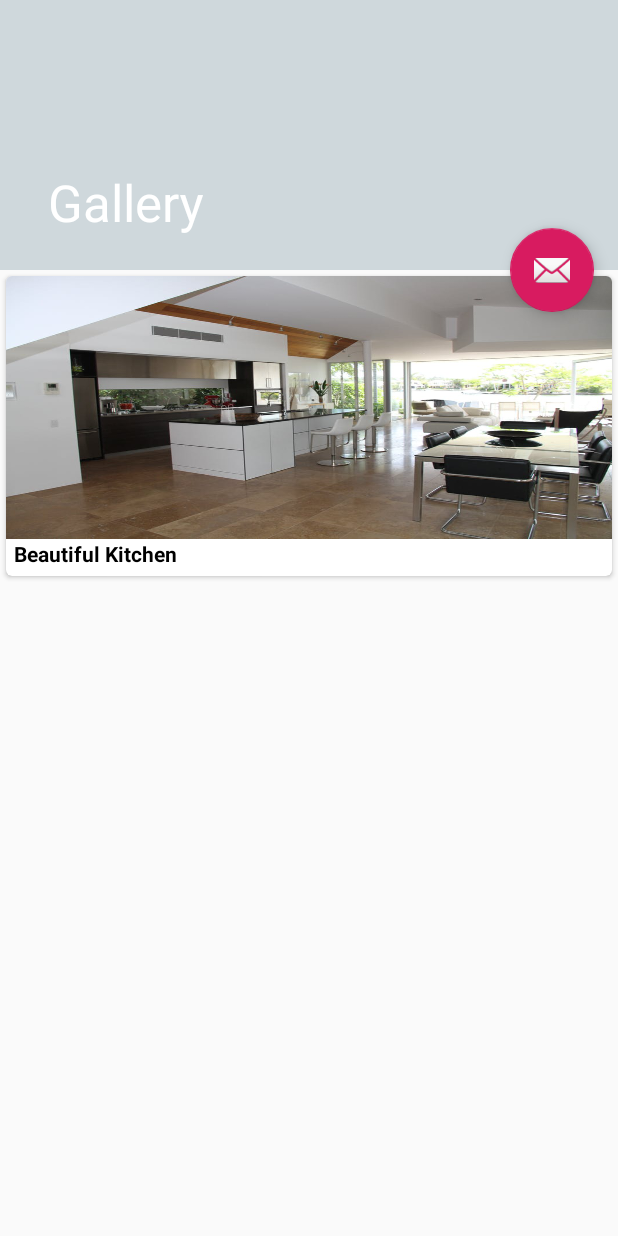
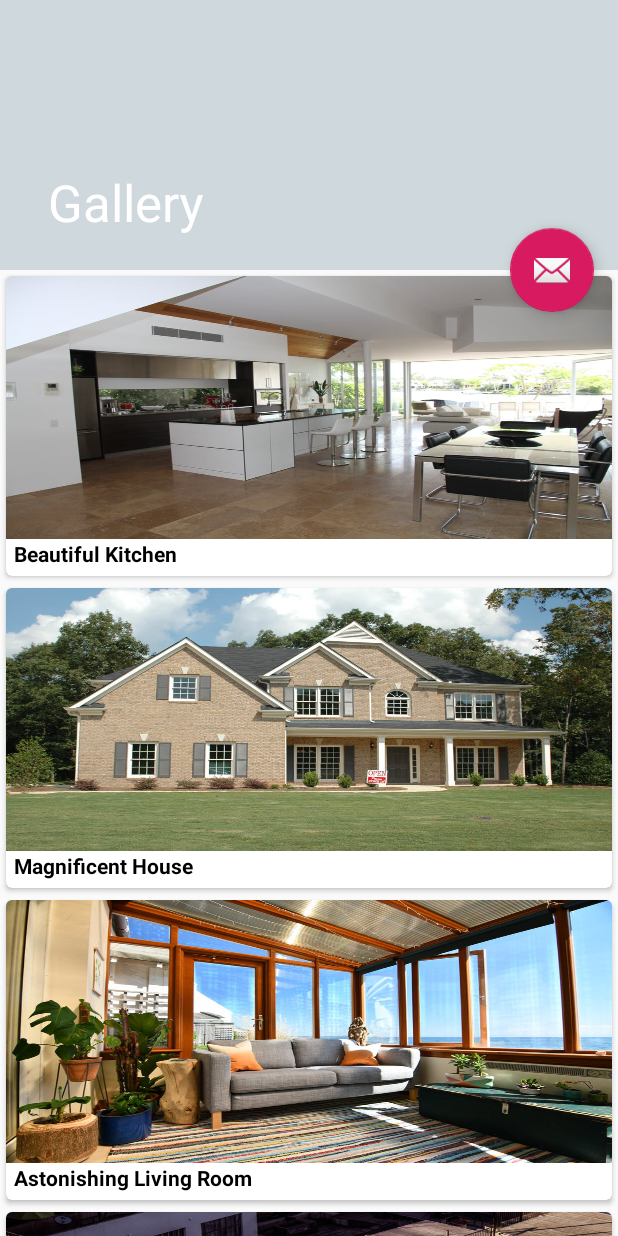
Before and after one commit to FullFrontal92/aRealEstate, an Android app: the Gallery screen opened directly, with no data from a screen before it, on a phone screen of 412 x 824 dp. Run offline under Robolectric (Android 15) with nearby library versions, the phone set to English and light mode, and no system bars.

Commit message:
moving on

```diff
--- a/app/src/main/AndroidManifest.xml
+++ b/app/src/main/AndroidManifest.xml
@@ -26,7 +26,8 @@
         <activity
             android:name=".Gallery"
             android:label="@string/title_activity_gallery"
-            android:theme="@style/AppTheme.NoActionBar"></activity>
+            android:theme="@style/AppTheme.NoActionBar" />
+        <activity android:name=".ContactUs"></activity>
     </application>
 
 </manifest>
--- a/app/src/main/java/com/example/adambenyahia/podbuilders/Navigation.java
+++ b/app/src/main/java/com/example/adambenyahia/podbuilders/Navigation.java
@@ -1,5 +1,6 @@
 package com.example.adambenyahia.podbuilders;
 
+import android.content.Intent;
 import android.os.Bundle;
 import android.support.design.widget.FloatingActionButton;
 import android.support.design.widget.Snackbar;
@@ -81,12 +82,15 @@ public class Navigation extends AppCompatActivity
         int id = item.getItemId();
 
         if (id == R.id.view_gallery) {
-            // Handle the camera action
+            Intent intent = new Intent(this,Gallery.class);
+            startActivity(intent);
         } else if (id == R.id.our_locations) {
 
         } else if (id == R.id.testimonials) {
 
         } else if (id == R.id.contact) {
+            Intent intent = new Intent(this,ContactUs.class);
+            startActivity(intent);
 
         } else if (id == R.id.nav_share) {
 
--- a/app/src/main/res/layout/content_gallery.xml
+++ b/app/src/main/res/layout/content_gallery.xml
@@ -48,6 +48,110 @@
 
         </android.support.v7.widget.CardView>
 
+        <android.support.v7.widget.CardView
+
+            xmlns:android="http://schemas.android.com/apk/res/android"
+            xmlns:card_view="http://schemas.android.com/apk/res-auto"
+            android:id="@+id/card2"
+            android:layout_width="match_parent"
+            android:layout_height="200dp"
+            android:layout_margin="4dp"
+            card_view:cardCornerRadius="4dp">
+
+            <LinearLayout
+                android:layout_width="match_parent"
+                android:layout_height="match_parent"
+                android:orientation="vertical">
+
+                <ImageView
+                    android:layout_width="match_parent"
+                    android:layout_height="0dp"
+                    android:layout_weight="1.0"
+                    android:background="@drawable/house_one"
+                    android:scaleType="centerCrop" />
+
+                <TextView
+                    android:layout_width="match_parent"
+                    android:layout_height="wrap_content"
+                    android:text="Magnificent House"
+                    android:textColor="#000000"
+                    android:textStyle="bold"
+                    android:layout_marginLeft="5dp"
+                    android:layout_marginBottom="5dp"/>
+
+            </LinearLayout>
+
+        </android.support.v7.widget.CardView>
+
+        <android.support.v7.widget.CardView
+
+            xmlns:android="http://schemas.android.com/apk/res/android"
+            xmlns:card_view="http://schemas.android.com/apk/res-auto"
+            android:id="@+id/card3"
+            android:layout_width="match_parent"
+            android:layout_height="200dp"
+            android:layout_margin="4dp"
+            card_view:cardCornerRadius="4dp">
+
+            <LinearLayout
+                android:layout_width="match_parent"
+                android:layout_height="match_parent"
+                android:orientation="vertical">
+
+                <ImageView
+                    android:layout_width="match_parent"
+                    android:layout_height="0dp"
+                    android:layout_weight="1.0"
+                    android:background="@drawable/salon"
+                    android:scaleType="centerCrop" />
+
+                <TextView
+                    android:layout_width="match_parent"
+                    android:layout_height="wrap_content"
+                    android:text="Astonishing Living Room"
+                    android:textColor="#000000"
+                    android:textStyle="bold"
+                    android:layout_marginLeft="5dp"
+                    android:layout_marginBottom="5dp"/>
+
+            </LinearLayout>
+
+        </android.support.v7.widget.CardView>
+
+        <android.support.v7.widget.CardView
+
+            xmlns:android="http://schemas.android.com/apk/res/android"
+            xmlns:card_view="http://schemas.android.com/apk/res-auto"
+            android:id="@+id/card4"
+            android:layout_width="match_parent"
+            android:layout_height="200dp"
+            android:layout_margin="4dp"
+            card_view:cardCornerRadius="4dp">
+
+            <LinearLayout
+                android:layout_width="match_parent"
+                android:layout_height="match_parent"
+                android:orientation="vertical">
+
+                <ImageView
+                    android:layout_width="match_parent"
+                    android:layout_height="0dp"
+                    android:layout_weight="1.0"
+                    android:background="@drawable/rooftop"
+                    android:scaleType="centerCrop" />
+
+                <TextView
+                    android:layout_width="match_parent"
+                    android:layout_height="wrap_content"
+                    android:text="Perfet Rooftop"
+                    android:textColor="#000000"
+                    android:textStyle="bold"
+                    android:layout_marginLeft="5dp"
+                    android:layout_marginBottom="5dp"/>
+
+            </LinearLayout>
+
+        </android.support.v7.widget.CardView>
 
     </LinearLayout>
 
--- a/app/src/main/res/menu/activity_navigation_drawer.xml
+++ b/app/src/main/res/menu/activity_navigation_drawer.xml
@@ -6,7 +6,7 @@
     <group android:checkableBehavior="single">
         <item
             android:id="@+id/view_gallery"
-            android:title="Import" />
+            android:title="View Gallery" />
         <item
             android:id="@+id/our_locations"
             android:title="Gallery" />
```
Also changed, not shown: app/src/main/java/com/example/adambenyahia/podbuilders/ContactUs.java (added, +13 -0 lines), app/src/main/res/layout/activity_contact_us.xml (added, +67 -0 lines).
